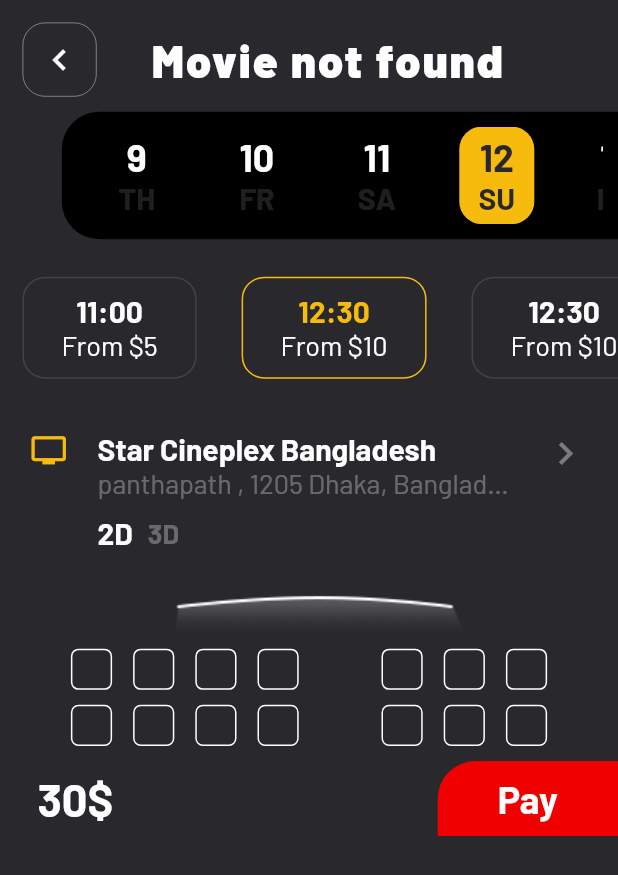
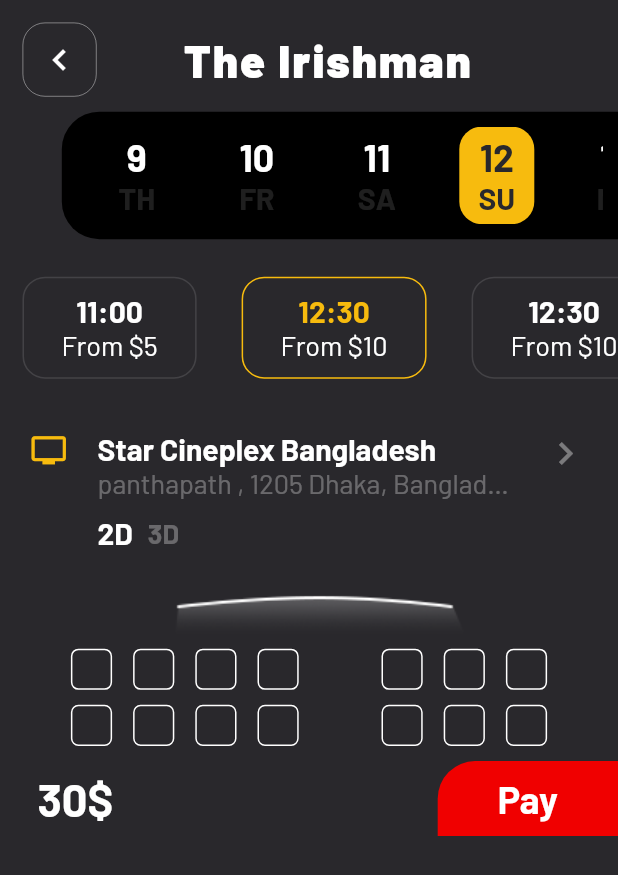
Before and after one commit to Fat7y99/Cinema-Reservation-WE-MAX, a Flutter app: the BuyTicket screen opened directly, on a phone screen of 412 x 824 dp. Shown: the top 875 px of the screen. Run offline on Flutter 3.47's test engine with Material 2 defaults, Android fonts, the phone set to English and light mode, and no system bars; our stand-ins replace google_fonts.

Commit message:
fixed some errors

```diff
--- a/lib/movie_model.dart
+++ b/lib/movie_model.dart
@@ -79,7 +79,7 @@ List<MovieModel> movies = [
 ];
 
 bool insertMovies(MovieModel movie) {
-  if (movies.contains(movie)) {
+  if (movies.contains(movie) || getMovieByID(movie.id).id != -1) {
     return false;
   } else {
     movies.add(movie);
@@ -93,7 +93,9 @@ void updateMovies(List<MovieModel> m2) {
 
 MovieModel getMovieByID(int id) {
   for (MovieModel movie in movies) {
-    if (movie.id == id) {}
+    if (movie.id == id) {
+      return movie;
+    }
   }
   MovieModel dummyMovie = movies[0];
   dummyMovie.id = -1;
```
Also changed, not shown: lib/components/movie_card.dart (+1 -13 lines), 1 other file.
